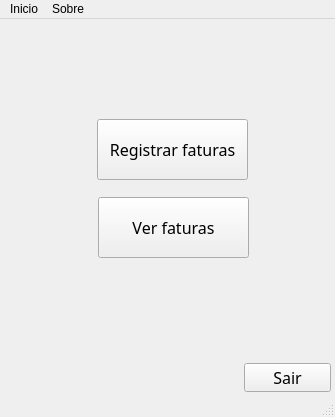
The window that payday/view/menu.ui (M3nin0/payday) describes before a commit, drawn with Qt 5.
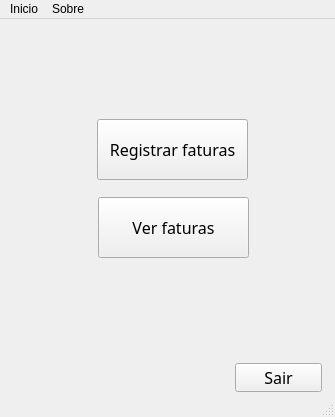
The same window after the commit.

Commit message: Correção dos limites da janela

```diff
--- a/payday/view/menu.ui
+++ b/payday/view/menu.ui
@@ -10,6 +10,24 @@
     <height>417</height>
    </rect>
   </property>
+  <property name="sizePolicy">
+   <sizepolicy hsizetype="Fixed" vsizetype="Fixed">
+    <horstretch>0</horstretch>
+    <verstretch>0</verstretch>
+   </sizepolicy>
+  </property>
+  <property name="minimumSize">
+   <size>
+    <width>335</width>
+    <height>417</height>
+   </size>
+  </property>
+  <property name="maximumSize">
+   <size>
+    <width>335</width>
+    <height>417</height>
+   </size>
+  </property>
   <property name="windowTitle">
    <string>Payday</string>
   </property>
@@ -55,7 +73,7 @@
    <widget class="QPushButton" name="btn_sair">
     <property name="geometry">
      <rect>
-      <x>244</x>
+      <x>235</x>
       <y>344</y>
       <width>87</width>
       <height>29</height>
```
The commit also changes 1 other file.
